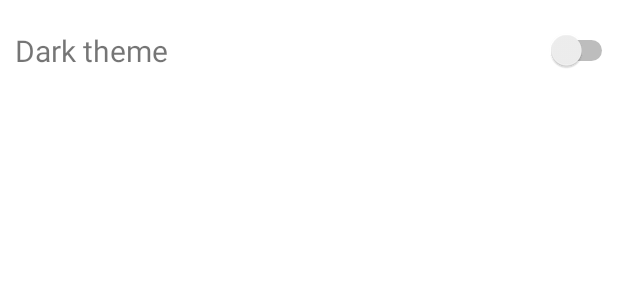
After one commit to MohamadCM/3D-illustrator, an Android app: the layout activity_more_options.xml on its own in the app's theme, with its tools: preview values and no code run, on a phone screen of 412 x 824 dp. The commit adds this screen. Shown: the top 300 px of the screen. Run offline under Robolectric (Android 15) with nearby library versions, the phone set to English and light mode, and no system bars.

Commit message:
Add Dark/Light theme switch

```diff
--- a/android/app/src/main/AndroidManifest.xml
+++ b/android/app/src/main/AndroidManifest.xml
@@ -15,8 +15,11 @@
         android:supportsRtl="true"
         android:theme="@style/Theme.TipTime">
         <activity
+            android:name=".MoreOptionsActivity"
+            android:exported="false" />
+        <activity
             android:name=".ScanLauncherActivity"
-            android:exported="true"/>
+            android:exported="true" />
         <activity
             android:name=".ModelViewer"
             android:exported="false" />
--- a/android/app/src/main/java/ir/mohamadcm/coursework/ScanLauncherActivity.kt
+++ b/android/app/src/main/java/ir/mohamadcm/coursework/ScanLauncherActivity.kt
@@ -4,7 +4,6 @@ import android.content.Intent
 import androidx.appcompat.app.AppCompatActivity
 import android.os.Bundle
 import android.view.View
-import ir.mohamadcm.coursework.databinding.ActivityMainBinding
 import ir.mohamadcm.coursework.databinding.ActivityScanLauncherBinding
 
 class ScanLauncherActivity : AppCompatActivity() {
@@ -22,5 +21,10 @@ class ScanLauncherActivity : AppCompatActivity() {
             val myIntent = Intent(this@ScanLauncherActivity, ScannedBarcodeActivity::class.java)
             this@ScanLauncherActivity.startActivity(myIntent)
         })
+
+        binding.buttonOpt.setOnClickListener(View.OnClickListener { view ->
+            val myIntent = Intent(this@ScanLauncherActivity, MoreOptionsActivity::class.java)
+            this@ScanLauncherActivity.startActivity(myIntent)
+        })
     }
 }
--- /dev/null
+++ b/android/app/src/main/res/layout/activity_more_options.xml
@@ -0,0 +1,29 @@
+<?xml version="1.0" encoding="utf-8"?>
+<androidx.constraintlayout.widget.ConstraintLayout xmlns:android="http://schemas.android.com/apk/res/android"
+    xmlns:app="http://schemas.android.com/apk/res-auto"
+    xmlns:tools="http://schemas.android.com/tools"
+    android:layout_width="match_parent"
+    android:layout_height="match_parent"
+    tools:context=".MoreOptionsActivity">
+
+    <Switch
+        android:id="@+id/button_theme_switch"
+        android:layout_width="wrap_content"
+        android:layout_height="wrap_content"
+        android:layout_marginTop="20dp"
+        android:minHeight="24dp"
+        android:text=""
+        app:layout_constraintEnd_toEndOf="parent"
+        app:layout_constraintTop_toTopOf="parent" />
+
+    <TextView
+        android:id="@+id/ThemSwitchText"
+        android:layout_width="wrap_content"
+        android:layout_height="wrap_content"
+        android:layout_marginStart="10dp"
+        android:layout_marginTop="20dp"
+        android:text="Dark theme"
+        android:textSize="20sp"
+        app:layout_constraintStart_toStartOf="parent"
+        app:layout_constraintTop_toTopOf="parent" />
+</androidx.constraintlayout.widget.ConstraintLayout>
--- a/android/app/src/main/res/layout/activity_scan_launcher.xml
+++ b/android/app/src/main/res/layout/activity_scan_launcher.xml
@@ -23,4 +23,10 @@
         android:layout_width="wrap_content"
         android:layout_height="wrap_content"
         android:text="@string/launch_scan"/>
+
+    <Button
+        android:id="@+id/button_opt"
+        android:layout_width="wrap_content"
+        android:layout_height="wrap_content"
+        android:text="More options" />
 </androidx.appcompat.widget.LinearLayoutCompat>
--- a/android/build.gradle
+++ b/android/build.gradle
@@ -6,7 +6,7 @@ buildscript {
     }
     dependencies {
         classpath "com.android.tools.build:gradle:7.0.3"
-        classpath "org.jetbrains.kotlin:kotlin-gradle-plugin:1.5.20"
+        classpath 'org.jetbrains.kotlin:kotlin-gradle-plugin:1.6.0'
 
         // NOTE: Do not place your application dependencies here; they belong
         // in the individual module build.gradle files
```
Also changed, not shown: android/app/src/main/java/ir/mohamadcm/coursework/MoreOptionsActivity.kt (added, +34 -0 lines).
